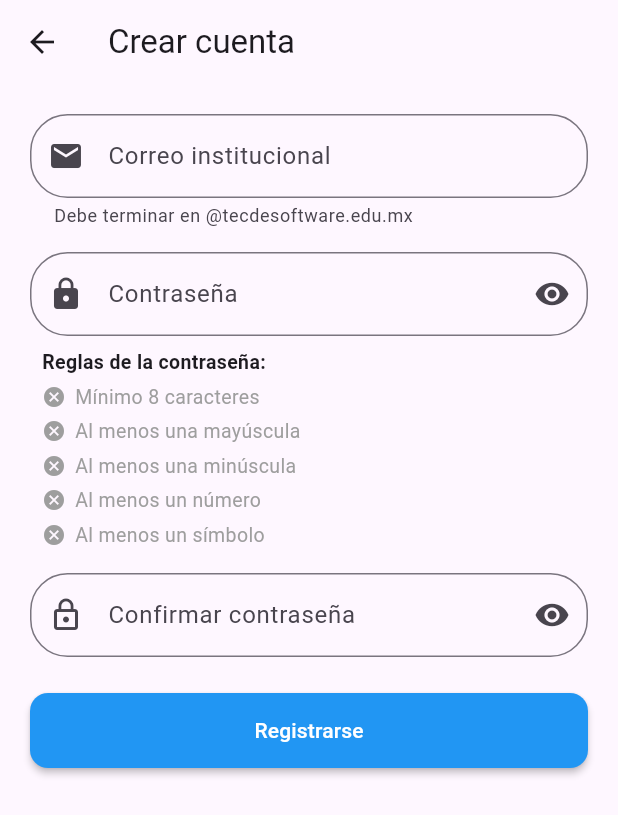
After one commit to bylev/login_rive_animation, a Flutter app: the screen it shows after launch, after a tap on "Sign Up", on a phone screen of 412 x 824 dp. The commit adds this screen. Shown: the top 815 px of the screen. Run offline on Flutter 3.47's test engine with Material 3 defaults, Android fonts, the phone set to English and light mode, and no system bars; our stand-ins replace firebase_auth, firebase_core, rive; accounts and stored records are empty; generated files the repository leaves out were written again.

Commit message:
feat(signup): Sign Up screen already created
 - Validation fields already added

 - Firebase authentication added

```diff
--- a/lib/screens/login_screen.dart
+++ b/lib/screens/login_screen.dart
@@ -1,6 +1,7 @@
 import 'package:firebase_auth/firebase_auth.dart';
 import 'package:flutter/material.dart';
 import 'package:login_rive_animation/screens/pets_screen.dart';
+import 'package:login_rive_animation/screens/signup_screen.dart';
 import 'package:rive/rive.dart';
 
 import 'dart:async'; //importar timer
@@ -133,6 +134,74 @@ class _LoginScreenState extends State<LoginScreen> {
           content: Text('Credenciales inválidas'),
           backgroundColor: Colors.red,
         ),
+      );
+    }
+  }
+
+  Future<void> _onForgotPassword() async {
+    String resetEmail = emailCtrl.text.trim();
+
+    final confirmed = await showDialog<bool>(
+      context: context,
+      builder: (dialogContext) {
+        return AlertDialog(
+          title: const Text('Recuperar contraseña'),
+          content: TextFormField(
+            initialValue: resetEmail,
+            keyboardType: TextInputType.emailAddress,
+            autofocus: true,
+            onChanged: (value) => resetEmail = value,
+            decoration: const InputDecoration(
+              labelText: 'Correo electrónico',
+              hintText: 'ejemplo@tecdesoftware.edu.mx',
+            ),
+          ),
+          actions: [
+            TextButton(
+              onPressed: () => Navigator.pop(dialogContext, false),
+              child: const Text('Cancelar'),
+            ),
+            TextButton(
+              onPressed: () => Navigator.pop(dialogContext, true),
+              child: const Text('Enviar'),
+            ),
+          ],
+        );
+      },
+    );
+
+    if (confirmed != true) return;
+
+    final email = resetEmail.trim();
+    if (email.isEmpty) {
+      if (!mounted) return;
+      ScaffoldMessenger.of(context).showSnackBar(
+        const SnackBar(
+          content: Text('Ingresa un correo electrónico'),
+          backgroundColor: Colors.red,
+        ),
+      );
+      return;
+    }
+
+    try {
+      await FirebaseAuth.instance.sendPasswordResetEmail(email: email);
+      if (!mounted) return;
+      ScaffoldMessenger.of(context).showSnackBar(
+        const SnackBar(
+          content: Text(
+            'Si el correo está registrado, recibirás un enlace para restablecer tu contraseña',
+          ),
+          backgroundColor: Colors.green,
+        ),
+      );
+    } on FirebaseAuthException catch (e) {
+      if (!mounted) return;
+      final message = e.code == 'invalid-email'
+          ? 'El formato del correo no es válido'
+          : (e.message ?? 'No se pudo enviar el correo');
+      ScaffoldMessenger.of(context).showSnackBar(
+        SnackBar(content: Text(message), backgroundColor: Colors.red),
       );
     }
   }
@@ -276,13 +345,15 @@ class _LoginScreenState extends State<LoginScreen> {
                 const SizedBox(height: 10),
                 SizedBox(
                   width: screenSize.width,
+                  child: GestureDetector(
+                    onTap: _onForgotPassword,
                     child: const Text(
                       "Forgot Password?",
                       textAlign: TextAlign.right,
                       style: TextStyle(decoration: TextDecoration.underline),
                     ),
                   ),
-
+                ),
                 const SizedBox(height: 10),
                 MaterialButton(
                   minWidth: screenSize.width,
@@ -308,15 +379,25 @@ class _LoginScreenState extends State<LoginScreen> {
                   width: screenSize.width,
                   child: Row(
                     mainAxisAlignment: MainAxisAlignment.center,
-                    children: const [
-                      Text("Don't have an account?"),
-                      SizedBox(width: 5),
-                      Text(
+                    children: [
+                      const Text("Don't have an account?"),
+                      const SizedBox(width: 5),
+                      GestureDetector(
+                        onTap: () {
+                          Navigator.push(
+                            context,
+                            MaterialPageRoute(
+                              builder: (_) => const SignUpScreen(),
+                            ),
+                          );
+                        },
+                        child: const Text(
                           "Sign Up",
                           style: TextStyle(
                             decoration: TextDecoration.underline,
                             fontWeight: FontWeight.bold,
                             color: Colors.black,
+                          ),
                         ),
                       ),
                     ],
--- /dev/null
+++ b/lib/screens/signup_screen.dart
@@ -0,0 +1,255 @@
+import 'package:firebase_auth/firebase_auth.dart';
+import 'package:flutter/material.dart';
+
+class SignUpScreen extends StatefulWidget {
+  const SignUpScreen({super.key});
+
+  @override
+  State<SignUpScreen> createState() => _SignUpScreenState();
+}
+
+class _SignUpScreenState extends State<SignUpScreen> {
+  final _emailController = TextEditingController();
+  final _passwordController = TextEditingController();
+  final _confirmPasswordController = TextEditingController();
+  String? _emailError;
+  String? _passwordError;
+  String? _confirmPasswordError;
+
+  bool _isLoading = false;
+  bool _obscurePassword = true;
+  bool _obscureConfirmPassword = true;
+
+  bool _isValidEmail(String email) {
+    final re = RegExp(r'^[^\s@]+@tecdesoftware\.edu\.mx$');
+    return re.hasMatch(email.toLowerCase());
+  }
+
+  bool _isValidPassword(String pass) {
+    final re = RegExp(
+      r'^(?=.*[a-z])(?=.*[A-Z])(?=.*\d)(?=.*[^A-Za-z0-9]).{8,}$',
+    );
+    return re.hasMatch(pass);
+  }
+
+  Widget _buildRule(String text, bool ok) {
+    return Padding(
+      padding: const EdgeInsets.only(top: 4),
+      child: Row(
+        children: [
+          Icon(
+            ok ? Icons.check_circle : Icons.cancel,
+            size: 16,
+            color: ok ? Colors.green : Colors.grey,
+          ),
+          const SizedBox(width: 6),
+          Text(
+            text,
+            style: TextStyle(
+              fontSize: 13,
+              color: ok ? Colors.green : Colors.grey,
+            ),
+          ),
+        ],
+      ),
+    );
+  }
+
+  Future<void> _signUp() async {
+    if (_isLoading) return;
+
+    final email = _emailController.text.trim();
+    final pass = _passwordController.text;
+    final confirmPass = _confirmPasswordController.text;
+
+    final emailErr = email.isEmpty
+        ? 'Ingresa tu correo institucional'
+        : (!_isValidEmail(email)
+              ? 'Debe terminar en @tecdesoftware.edu.mx'
+              : null);
+
+    final passErr = pass.isEmpty
+        ? 'Ingresa una contraseña'
+        : (!_isValidPassword(pass)
+              ? 'La contraseña no cumple todas las reglas'
+              : null);
+
+    final confirmErr = confirmPass.isEmpty
+        ? 'Confirma tu contraseña'
+        : (confirmPass != pass ? 'Las contraseñas no coinciden' : null);
+
+    setState(() {
+      _emailError = emailErr;
+      _passwordError = passErr;
+      _confirmPasswordError = confirmErr;
+    });
+
+    FocusScope.of(context).unfocus();
+
+    if (emailErr != null || passErr != null || confirmErr != null) return;
+
+    setState(() => _isLoading = true);
+    try {
+      await FirebaseAuth.instance.createUserWithEmailAndPassword(
+        email: email,
+        password: pass,
+      );
+      await FirebaseAuth.instance.signOut();
+
+      if (!mounted) return;
+      ScaffoldMessenger.of(context).showSnackBar(
+        const SnackBar(
+          content: Text('Cuenta creada con éxito. Ahora inicia sesión.'),
+          backgroundColor: Colors.green,
+        ),
+      );
+      Navigator.pop(context);
+    } on FirebaseAuthException catch (e) {
+      if (!mounted) return;
+      final message = switch (e.code) {
+        'email-already-in-use' => 'Este correo ya está registrado',
+        'invalid-email' => 'El correo electrónico no es válido',
+        'weak-password' => 'La contraseña es muy débil',
+        _ => e.message ?? 'Error al registrar',
+      };
+      ScaffoldMessenger.of(context).showSnackBar(
+        SnackBar(content: Text(message), backgroundColor: Colors.red),
+      );
+    } finally {
+      if (mounted) setState(() => _isLoading = false);
+    }
+  }
+
+  @override
+  void dispose() {
+    _emailController.dispose();
+    _passwordController.dispose();
+    _confirmPasswordController.dispose();
+    super.dispose();
+  }
+
+  @override
+  Widget build(BuildContext context) {
+    final pass = _passwordController.text;
+
+    return Scaffold(
+      appBar: AppBar(title: const Text('Crear cuenta')),
+      body: SingleChildScrollView(
+        padding: const EdgeInsets.all(20),
+        child: Column(
+          crossAxisAlignment: CrossAxisAlignment.stretch,
+          children: [
+            TextField(
+              controller: _emailController,
+              keyboardType: TextInputType.emailAddress,
+              decoration: InputDecoration(
+                labelText: 'Correo institucional',
+                helperText: 'Debe terminar en @tecdesoftware.edu.mx',
+                errorText: _emailError,
+                prefixIcon: const Icon(Icons.email),
+                border: OutlineInputBorder(
+                  borderRadius: BorderRadius.circular(25),
+                ),
+              ),
+            ),
+            const SizedBox(height: 16),
+            TextField(
+              controller: _passwordController,
+              obscureText: _obscurePassword,
+              onChanged: (_) => setState(() {}),
+              decoration: InputDecoration(
+                labelText: 'Contraseña',
+                errorText: _passwordError,
+                prefixIcon: const Icon(Icons.lock),
+                suffixIcon: IconButton(
+                  onPressed: () {
+                    setState(() => _obscurePassword = !_obscurePassword);
+                  },
+                  icon: Icon(
+                    _obscurePassword ? Icons.visibility : Icons.visibility_off,
+                  ),
+                ),
+                border: OutlineInputBorder(
+                  borderRadius: BorderRadius.circular(25),
+                ),
+              ),
+            ),
+            const SizedBox(height: 8),
+            Padding(
+              padding: const EdgeInsets.symmetric(horizontal: 8),
+              child: Column(
+                crossAxisAlignment: CrossAxisAlignment.start,
+                children: [
+                  const Text(
+                    'Reglas de la contraseña:',
+                    style: TextStyle(fontWeight: FontWeight.bold, fontSize: 13),
+                  ),
+                  _buildRule('Mínimo 8 caracteres', pass.length >= 8),
+                  _buildRule(
+                    'Al menos una mayúscula',
+                    RegExp(r'[A-Z]').hasMatch(pass),
+                  ),
+                  _buildRule(
+                    'Al menos una minúscula',
+                    RegExp(r'[a-z]').hasMatch(pass),
+                  ),
+                  _buildRule(
+                    'Al menos un número',
+                    RegExp(r'\d').hasMatch(pass),
+                  ),
+                  _buildRule(
+                    'Al menos un símbolo',
+                    RegExp(r'[^A-Za-z0-9]').hasMatch(pass),
+                  ),
+                ],
+              ),
+            ),
+            const SizedBox(height: 16),
+            TextField(
+              controller: _confirmPasswordController,
+              obscureText: _obscureConfirmPassword,
+              decoration: InputDecoration(
+                labelText: 'Confirmar contraseña',
+                errorText: _confirmPasswordError,
+                prefixIcon: const Icon(Icons.lock_outline),
+                suffixIcon: IconButton(
+                  onPressed: () {
+                    setState(
+                      () => _obscureConfirmPassword = !_obscureConfirmPassword,
+                    );
+                  },
+                  icon: Icon(
+                    _obscureConfirmPassword
+                        ? Icons.visibility
+                        : Icons.visibility_off,
+                  ),
+                ),
+                border: OutlineInputBorder(
+                  borderRadius: BorderRadius.circular(25),
+                ),
+              ),
+            ),
+            const SizedBox(height: 24),
+            MaterialButton(
+              height: 50,
+              shape: RoundedRectangleBorder(
+                borderRadius: BorderRadius.circular(12.0),
+              ),
+              onPressed: _isLoading ? null : _signUp,
+              color: Colors.blue,
+              disabledColor: Colors.blue.withAlpha(150),
+              textColor: Colors.white,
+              child: _isLoading
+                  ? const SizedBox(
+                      width: 24,
+                      height: 24,
+                      child: CircularProgressIndicator(color: Colors.white),
+                    )
+                  : const Text('Registrarse'),
+            ),
+          ],
+        ),
+      ),
+    );
+  }
+}
```
Lines whose indentation alone changed are shown as unchanged.
